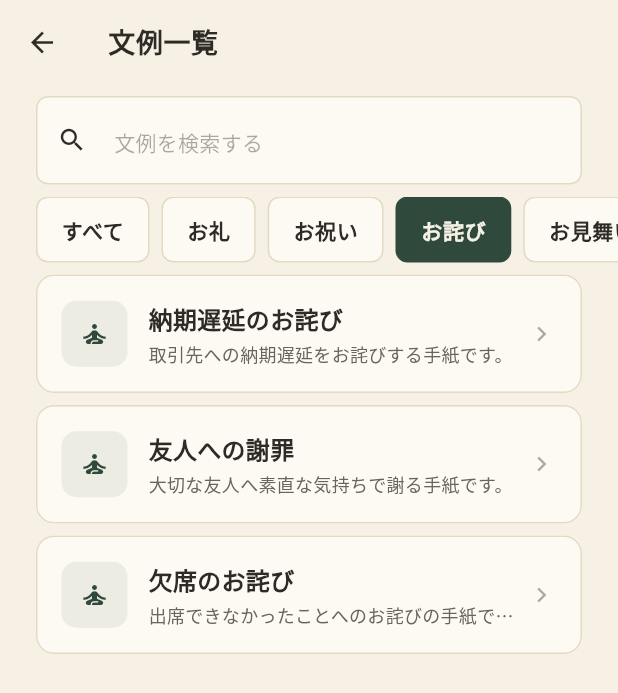
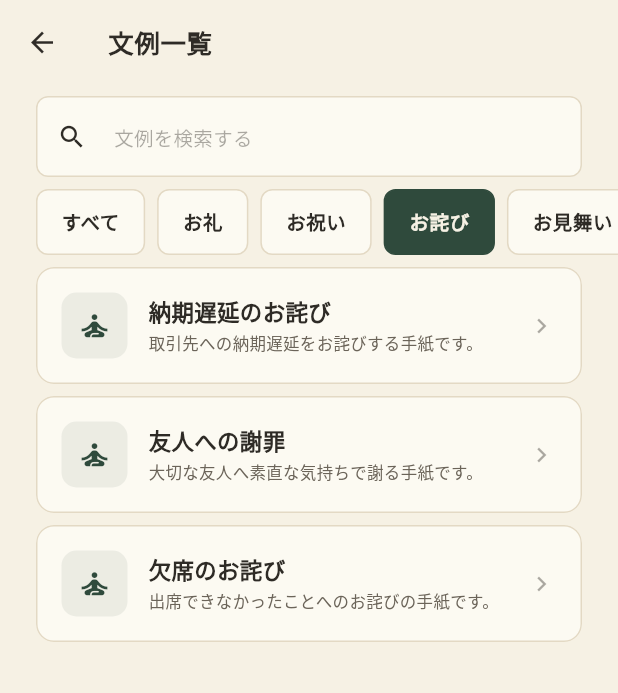
Before and after one commit to TakuyaShiobara/letter.app, a Flutter app: the screen it shows after launch, after a tap on "お詫び", on a phone screen of 412 x 824 dp. Shown: the top 693 px of the screen. Run offline on Flutter 3.47's test engine with Material 3 defaults, Android fonts, the phone set to English and light mode, and no system bars; Roboto replaces fonts that are missing (NotoSerifJP).

Commit message:
Fix inconsistent category icon widths and shrink sample list text (#2)
Material's outlined icon glyphs don't share one optical size, so the
home screen's category icons (e.g. waving_hand vs eco) looked
noticeably different in width at a single fixed size. Each icon now
gets a measured per-glyph scale factor so the set reads as uniform.
Also reduces the text sizes on 文例一覧 (search field, category tabs,
card title/description) per feedback that the page read too large.

Co-authored-by: Claude <noreply@anthropic.com>

```diff
--- a/lib/models/letter_category.dart
+++ b/lib/models/letter_category.dart
@@ -34,4 +34,20 @@ enum LetterCategory {
     LetterCategory.seasonal => Icons.eco_outlined,
     LetterCategory.other => Icons.more_horiz_outlined,
   };
+
+  /// Material's outlined glyphs don't share a common optical size — some
+  /// (waving_hand, local_florist) fill their bounding box much more than
+  /// others (eco, self_improvement), so rendered at one fixed size they
+  /// visually vary in width. This scales each glyph so they read as a
+  /// consistent set; tune alongside [icon] if a glyph changes.
+  double get iconSizeScale => switch (this) {
+    LetterCategory.gratitude => 0.96,
+    LetterCategory.celebration => 0.96,
+    LetterCategory.apology => 1.15,
+    LetterCategory.sympathy => 1.0,
+    LetterCategory.greeting => 0.88,
+    LetterCategory.business => 1.03,
+    LetterCategory.seasonal => 1.2,
+    LetterCategory.other => 0.95,
+  };
 }
--- a/lib/screens/sample_list/sample_list_screen.dart
+++ b/lib/screens/sample_list/sample_list_screen.dart
@@ -59,9 +59,15 @@ class _SampleListScreenState extends State<SampleListScreen> {
   @override
   Widget build(BuildContext context) {
     final samples = _filteredSamples;
+    final theme = Theme.of(context);
 
     return Scaffold(
-      appBar: AppBar(title: const Text('文例一覧')),
+      appBar: AppBar(
+        title: Text(
+          '文例一覧',
+          style: theme.appBarTheme.titleTextStyle?.copyWith(fontSize: 17),
+        ),
+      ),
       body: Column(
         children: [
           Padding(
@@ -73,9 +79,13 @@ class _SampleListScreenState extends State<SampleListScreen> {
             ),
             child: TextField(
               controller: _searchController,
-              decoration: const InputDecoration(
+              style: theme.textTheme.bodyMedium?.copyWith(fontSize: 13),
+              decoration: InputDecoration(
                 hintText: '文例を検索する',
-                prefixIcon: Icon(Icons.search, size: 20),
+                hintStyle: theme.inputDecorationTheme.hintStyle?.copyWith(
+                  fontSize: 13,
+                ),
+                prefixIcon: const Icon(Icons.search, size: 20),
               ),
             ),
           ),
@@ -109,7 +119,7 @@ class _SampleListScreenState extends State<SampleListScreen> {
                 ? Center(
                     child: Text(
                       '該当する文例が見つかりませんでした',
-                      style: Theme.of(context).textTheme.bodyMedium,
+                      style: theme.textTheme.bodyMedium?.copyWith(fontSize: 13),
                     ),
                   )
                 : ListView.separated(
@@ -183,6 +193,7 @@ class _CategoryTab extends StatelessWidget {
           child: Text(
             label,
             style: theme.textTheme.labelLarge?.copyWith(
+              fontSize: 13,
               color: selected ? colorScheme.onPrimary : colorScheme.onSurface,
             ),
           ),
--- a/lib/widgets/category_tile.dart
+++ b/lib/widgets/category_tile.dart
@@ -20,10 +20,16 @@ class CategoryTile extends StatelessWidget {
       child: Column(
         mainAxisSize: MainAxisSize.min,
         children: [
-          Icon(
-            category.icon,
-            size: 24,
-            color: theme.colorScheme.primary,
+          SizedBox(
+            width: 24,
+            height: 24,
+            child: Center(
+              child: Icon(
+                category.icon,
+                size: 24 * category.iconSizeScale,
+                color: theme.colorScheme.primary,
+              ),
+            ),
           ),
           const SizedBox(height: 8),
           Text(
--- a/lib/widgets/sample_list_tile.dart
+++ b/lib/widgets/sample_list_tile.dart
@@ -29,7 +29,7 @@ class SampleListTile extends StatelessWidget {
             ),
             child: Icon(
               sample.category.icon,
-              size: 20,
+              size: 20 * sample.category.iconSizeScale,
               color: theme.colorScheme.primary,
             ),
           ),
@@ -38,11 +38,14 @@ class SampleListTile extends StatelessWidget {
             child: Column(
               crossAxisAlignment: CrossAxisAlignment.start,
               children: [
-                Text(sample.title, style: theme.textTheme.titleMedium),
+                Text(
+                  sample.title,
+                  style: theme.textTheme.titleMedium?.copyWith(fontSize: 15),
+                ),
                 const SizedBox(height: 2),
                 Text(
                   sample.description,
-                  style: theme.textTheme.bodySmall,
+                  style: theme.textTheme.bodySmall?.copyWith(fontSize: 11),
                   maxLines: 1,
                   overflow: TextOverflow.ellipsis,
                 ),
```
